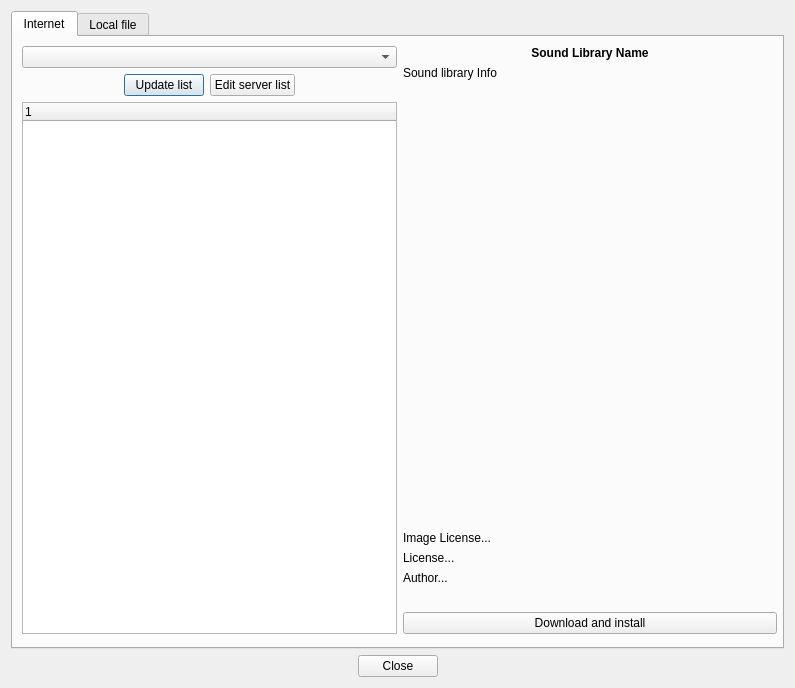
Old version of the form src/gui/src/SoundLibrary/SoundLibraryImportDialog_UI.ui in the repository hydrogen-music/hydrogen.
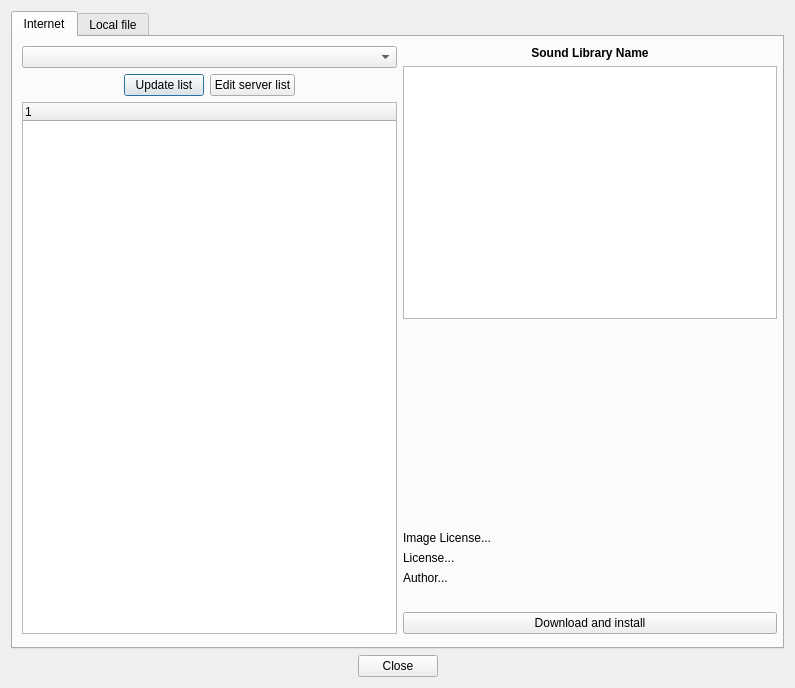
New version of the form.

Commit message: Made drumkit description scrollable

The edit to the form file:
```diff
--- a/src/gui/src/SoundLibrary/SoundLibraryImportDialog_UI.ui
+++ b/src/gui/src/SoundLibrary/SoundLibraryImportDialog_UI.ui
@@ -141,34 +141,12 @@
         <item>
          <layout class="QHBoxLayout">
           <item>
-           <widget class="QLabel" name="SoundLibraryInfoLbl">
-            <property name="text">
-             <string>Sound library Info</string>
-            </property>
-            <property name="alignment">
-             <set>Qt::AlignLeading|Qt::AlignLeft|Qt::AlignTop</set>
-            </property>
-            <property name="wordWrap">
+           <widget class="QTextEdit" name="SoundLibraryInfoLbl">
+            <property name="readOnly">
              <bool>true</bool>
             </property>
-            <property name="margin">
-             <number>-1</number>
-            </property>
            </widget>
           </item>
-          <item>
-           <spacer>
-            <property name="orientation">
-             <enum>Qt::Vertical</enum>
-            </property>
-            <property name="sizeHint" stdset="0">
-             <size>
-              <width>20</width>
-              <height>40</height>
-             </size>
-            </property>
-           </spacer>
-          </item>
          </layout>
         </item>
         <item>
```
Left out of the diff: 2 changed lines with no effect on the pictures.
